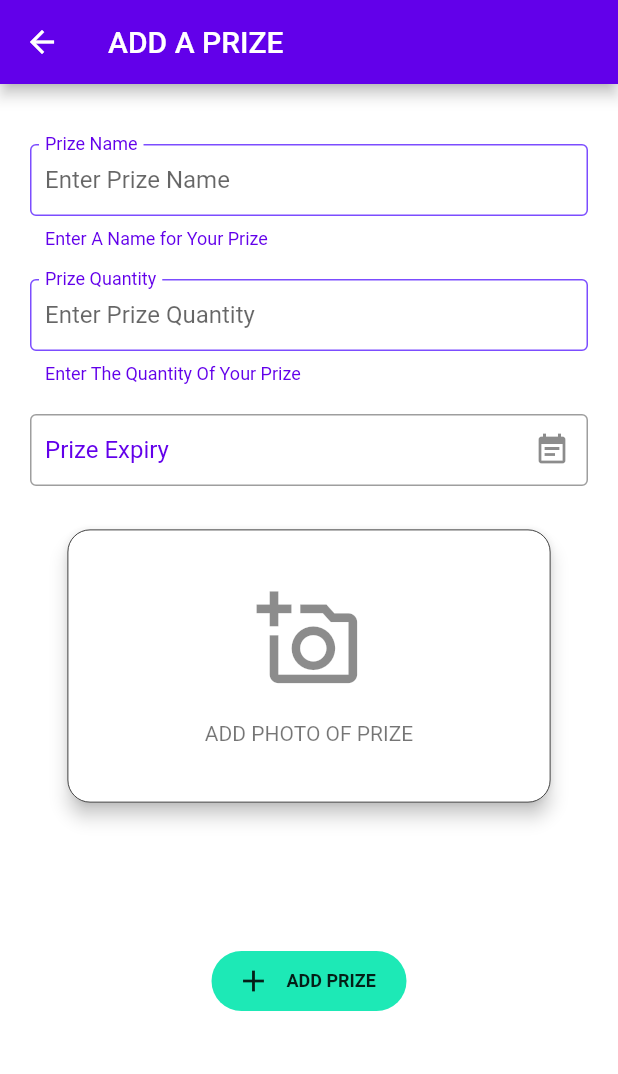
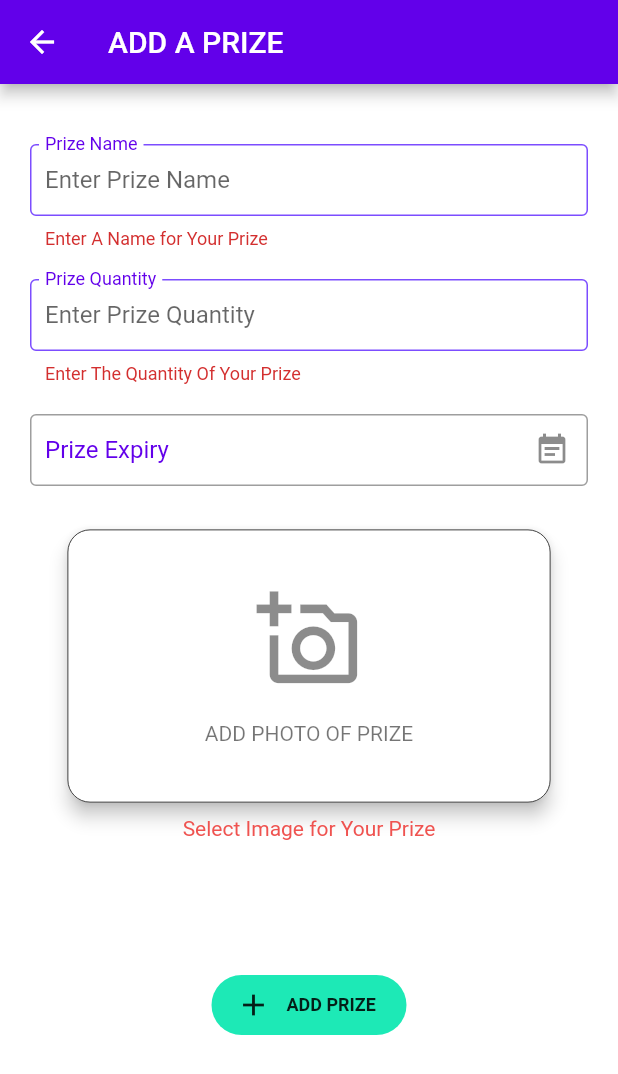
Before and after one commit to Asiff-007/getset-client, a Flutter app: the AddPrice screen opened directly with empty values, after a tap on "ADD PRIZE", on a phone screen of 412 x 824 dp. Shown: the top 1074 px of the screen. Run offline on Flutter 3.47's test engine with Material 2 defaults, Android fonts, the phone set to English and light mode, and no system bars; drawn by our look-alikes of date_field; our stand-ins replace easy_localization, firebase_core, firebase_storage, image_cropper, image_picker, shared_preferences and 1 more; missing offline and left inert: qr_code_scanner; accounts and stored records are empty.

Commit message:
commiting after complete basic design for verify prize and solve buggs in app

```diff
--- a/assets/translations/en-US.json
+++ b/assets/translations/en-US.json
@@ -1,6 +1,7 @@
 {
     "login_success":"Login successful",
     "login_button":"Login",
+    "logout_button":"Logout",
 
     "alert":"Alert",
     "alert_exit":"Do you want to exit",
@@ -21,13 +22,15 @@
     "label_prize_quantity":"Prize Quantity",
     "label_prize_expiry":"Prize Expiry",
     "label_add_prize":"ADD PRIZE",
-    "label_edit":"EDIT",
+    "label_edit":"SAVE",
+    "label_scan_coupen": "SCAN COUPON",
+    "label_scan_desc": "Scan coupon to verify prize",
 
     "hint_username":"Enter valid username",
     "hint_password":"Enter valid password",
     "hint_campaign_name":"Enter Campaign Name",
-    "hint_campaign_startdate":"Enter campaign Starting Date",
-    "hint_campaign_enddate":"Enter campaign Ending date",
+    "hint_campaign_startdate":"Enter Campaign Starting Date",
+    "hint_campaign_enddate":"Enter Campaign Ending Date",
     "hint_prize_name":"Enter Prize Name",
     "hint_prize_quantity":"Enter Prize Quantity",
     "hint_prize_expiry":"Select Prize Expiry Date",
@@ -40,7 +43,9 @@
     "validation_campaign_enddate-2":"Enter A Valid Ending Date",
     "validation_prize_name":"Enter A Name for Your Prize",
     "validation_prize_quantity":"Enter The Quantity Of Your Prize",
-    "validation_prize_expiry":"Select The Expiry Date Of Your Prize",
+    "validation_prize_expiry-1":"Select The Expiry Date Of Your Prize",
+    "validation_prize_expiry-2":"Date Before Campaign Start Can't Select For Prize Expiry",
+    "validation_prize_image":"Select Image for Your Prize",
 
     "no_internet":"No internet connection",
     "new_campaign":"NEW CAMPAIGN",
@@ -63,6 +68,7 @@
     "prize_added":"Prize Added successfully",
     "prize_faild":"Adding Prize Failed",
     "prize_quantity":"Quantity",
-    "prize_list":"Prize List"
+    "prize_list":"Prize List",
+    "prize_empty":"No Prizes To Show\n\nPlease Add Prize"
 
 }
--- a/lib/screens/add_price.dart
+++ b/lib/screens/add_price.dart
@@ -14,8 +14,9 @@ import 'package:firebase_storage/firebase_storage.dart';
 
 class AddPrice extends StatefulWidget {
   final String campaignId;
+  final DateTime from;
 
-  AddPrice({required this.campaignId});
+  AddPrice({required this.campaignId, required this.from});
   @override
   _AddPriceState createState() => _AddPriceState();
 }
@@ -30,10 +31,17 @@ class _AddPriceState extends State<AddPrice> {
       imagepath = '',
       warning = '',
       imageUrl = '';
+  bool isEnabled = true;
   late File _img;
-  late DateTime prizeExpiry;
+  late DateTime prizeExpiry, campaignFrom = widget.from;
   late IconData snackBarIcon;
   late Color snackBarIconColor;
+
+  buttonStatus(status) {
+    setState(() {
+      isEnabled = status;
+    });
+  }
 
   Future chooseImage() async {
     final ImagePicker _picker = ImagePicker();
@@ -96,11 +104,13 @@ class _AddPriceState extends State<AddPrice> {
         snackBarTxt = tr('prize_faild');
         snackBarIcon = Icons.close;
         snackBarIconColor = Colors.red;
+        buttonStatus(true);
       }
     } else {
       snackBarTxt = tr('wrong_msg');
       snackBarIcon = Icons.warning;
       snackBarIconColor = Colors.red;
+      buttonStatus(true);
     }
     ScaffoldMessenger.of(ctx).showSnackBar(SnackBar(
         content: Row(children: [
@@ -127,6 +137,7 @@ class _AddPriceState extends State<AddPrice> {
               Padding(
                 padding: EdgeInsets.symmetric(horizontal: 20),
                 child: TextFormField(
+                  textCapitalization: TextCapitalization.sentences,
                   decoration: InputDecoration(
                     contentPadding: const EdgeInsets.all(10),
                     border: OutlineInputBorder(),
@@ -147,7 +158,6 @@ class _AddPriceState extends State<AddPrice> {
                     hintText: tr('hint_prize_name'),
                     floatingLabelBehavior: FloatingLabelBehavior.always,
                     labelStyle: TextStyle(color: Colors.deepPurpleAccent[700]),
-                    errorStyle: TextStyle(color: Colors.deepPurpleAccent[700]),
                   ),
                   onChanged: (value) {
                     this.prizeName = value;
@@ -185,7 +195,6 @@ class _AddPriceState extends State<AddPrice> {
                     hintText: tr('hint_prize_quantity'),
                     floatingLabelBehavior: FloatingLabelBehavior.always,
                     labelStyle: TextStyle(color: Colors.deepPurpleAccent[700]),
-                    errorStyle: TextStyle(color: Colors.deepPurpleAccent[700]),
                   ),
                   keyboardType: TextInputType.number,
                   inputFormatters: <TextInputFormatter>[
@@ -227,12 +236,13 @@ class _AddPriceState extends State<AddPrice> {
                     labelText: tr('label_prize_expiry'),
                     hintText: tr('hint_prize_expiry'),
                     labelStyle: TextStyle(color: Colors.deepPurpleAccent[700]),
-                    errorStyle: TextStyle(color: Colors.deepPurpleAccent[700]),
                   ),
                   mode: DateTimeFieldPickerMode.date,
                   validator: (value) {
                     if (value == null) {
-                      return tr('validation_prize_expiry');
+                      return tr('validation_prize_expiry-1');
+                    } else if (value.isBefore(campaignFrom)) {
+                      return tr('validation_prize_expiry-2');
                     }
                     return null;
                   },
@@ -297,6 +307,10 @@ class _AddPriceState extends State<AddPrice> {
                           ),
                         ))),
               ),
+              Text(
+                warning,
+                style: TextStyle(color: Colors.red[400]),
+              ),
               SizedBox(
                 height: 60,
               ),
@@ -308,16 +322,26 @@ class _AddPriceState extends State<AddPrice> {
                     color: Colors.tealAccent[400],
                     borderRadius: BorderRadius.circular(20)),
                 child: FlatButton(
-                    onPressed: () async {
-                      if (formKey.currentState!.validate()) {
+                    onPressed: isEnabled
+                        ? () async {
+                            if (formKey.currentState!.validate() &&
+                                imagepath != '') {
+                              buttonStatus(false);
                               await uploadImage();
                               addPrizeFunction(
                                   prizeName: this.prizeName,
                                   prizeQuantity: this.prizeQuantity.toString(),
                                   prizeExpiry: this.prizeExpiry.toString(),
                                   ctx: this.context);
+                            } else {
+                              if (imagepath == '') {
+                                setState(() {
+                                  warning = tr('validation_prize_image');
+                                });
                               }
-                    },
+                            }
+                          }
+                        : null,
                     child: Row(children: [
                       Icon(
                         Icons.add,
--- a/lib/screens/args/add_price_args.dart
+++ b/lib/screens/args/add_price_args.dart
@@ -1,5 +1,7 @@
 class AddPrizeArguments {
   final String campaignId;
 
-  AddPrizeArguments(this.campaignId);
+  final DateTime from;
+
+  AddPrizeArguments(this.campaignId, this.from);
 }
--- /dev/null
+++ b/lib/screens/args/verify-prize_args.dart
@@ -0,0 +1,5 @@
+class VerifyArgs {
+  final String url;
+
+  VerifyArgs(this.url);
+}
--- a/pubspec.yaml
+++ b/pubspec.yaml
@@ -31,6 +31,8 @@ dependencies:
   image_cropper: ^1.4.1
   firebase_storage: ^10.0.1
   firebase_core: ^1.4.0
+  qr_code_scanner: ^0.5.2
+  webview_flutter: ^2.0.12
 
 
   # The following adds the Cupertino Icons font to your application.
```
Also changed, not shown: lib/main.dart (+15 -3 lines), lib/screens/create_campaign.dart (+26 -9 lines), lib/screens/home_page.dart (+33 -4 lines), lib/screens/list_price.dart (+8 -36 lines), lib/screens/login_page.dart (+1 -15 lines), lib/screens/scan.dart (added, +124 -0 lines), lib/screens/verify_prize.dart (added, +40 -0 lines), lib/screens/wrapper.dart (+14 -3 lines), pubspec.lock, 2 other files. Lines whose indentation alone changed are shown as unchanged.
